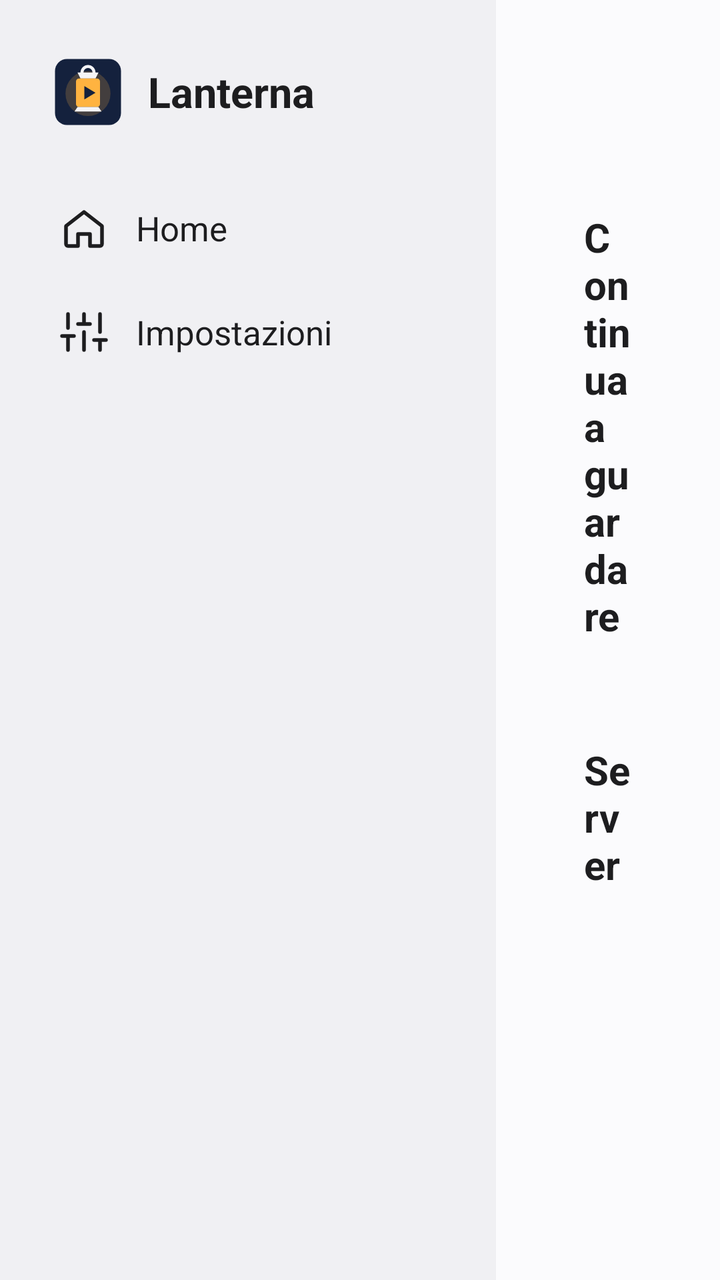
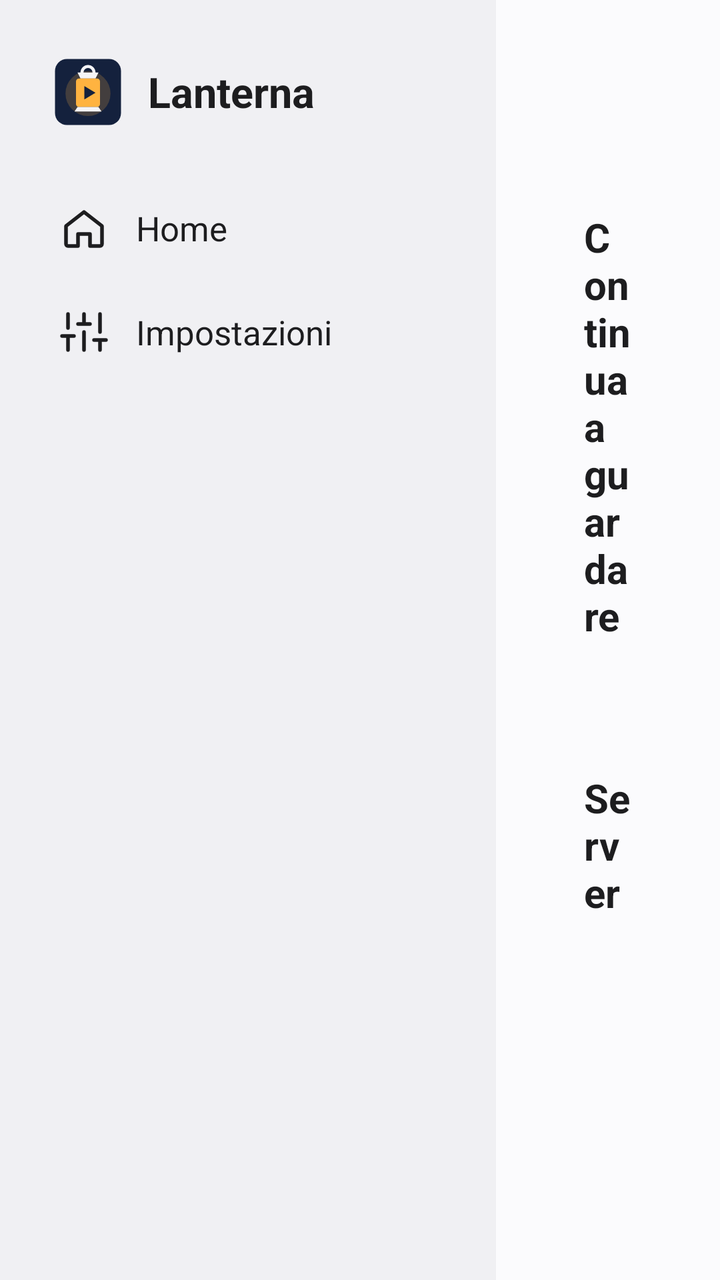

Two renders of the same Android screen: before a commit and after it. Below are the layout's source before the change and the commit's diff.
<!-- AndroidManifest.xml: application theme Theme.Lanterna -->
<!-- res/layout/activity_main.xml -->
<?xml version="1.0" encoding="utf-8"?>
<LinearLayout xmlns:android="http://schemas.android.com/apk/res/android"
    android:layout_width="match_parent"
    android:layout_height="match_parent"
    android:background="@color/bg"
    android:orientation="horizontal">

    <LinearLayout
        android:id="@+id/nav"
        android:layout_width="248dp"
        android:layout_height="match_parent"
        android:background="@color/sidebar"
        android:orientation="vertical"
        android:paddingStart="16dp"
        android:paddingTop="28dp"
        android:paddingEnd="16dp"
        android:paddingBottom="20dp">

        <LinearLayout
            android:layout_width="match_parent"
            android:layout_height="wrap_content"
            android:gravity="center_vertical"
            android:orientation="horizontal"
            android:paddingStart="10dp"
            android:paddingBottom="26dp">

            <ImageView
                android:layout_width="36dp"
                android:layout_height="36dp"
                android:contentDescription="@null"
                android:src="@drawable/ic_launcher" />

            <TextView
                android:layout_width="wrap_content"
                android:layout_height="wrap_content"
                android:layout_marginStart="12dp"
                android:text="@string/app_name"
                android:textColor="@color/text"
                android:textSize="21sp"
                android:textStyle="bold" />
        </LinearLayout>

        <TextView
            android:id="@+id/nav_home"
            style="@style/NavItem"
            android:drawableStart="@drawable/ic_home"
            android:text="Home" />

        <TextView
            android:id="@+id/nav_settings"
            style="@style/NavItem"
            android:drawableStart="@drawable/ic_settings"
            android:text="Impostazioni" />

        <View
            android:layout_width="match_parent"
            android:layout_height="0dp"
            android:layout_weight="1" />

        <TextView
            android:id="@+id/version"
            android:layout_width="wrap_content"
            android:layout_height="wrap_content"
            android:paddingStart="14dp"
            android:textColor="@color/text_dim"
            android:textSize="13sp" />
    </LinearLayout>

    <FrameLayout
        android:layout_width="0dp"
        android:layout_height="match_parent"
        android:layout_weight="1">

        <ScrollView
            android:id="@+id/home_page"
            android:layout_width="match_parent"
            android:layout_height="match_parent"
            android:clipChildren="false"
            android:fillViewport="true">

            <LinearLayout
                android:layout_width="match_parent"
                android:layout_height="wrap_content"
                android:clipChildren="false"
                android:orientation="vertical"
                android:paddingStart="44dp"
                android:paddingTop="34dp"
                android:paddingEnd="44dp"
                android:paddingBottom="34dp">

                <TextView
                    android:id="@+id/greeting"
                    android:layout_width="wrap_content"
                    android:layout_height="wrap_content"
                    android:textColor="@color/text"
                    android:textSize="32sp"
                    android:textStyle="bold" />

                <TextView
                    android:id="@+id/update_banner"
                    android:layout_width="wrap_content"
                    android:layout_height="wrap_content"
                    android:layout_marginTop="16dp"
                    android:background="@drawable/banner_bg"
                    android:clickable="true"
                    android:drawableStart="@drawable/ic_update"
                    android:drawablePadding="10dp"
                    android:drawableTint="#FFFFFFFF"
                    android:focusable="true"
                    android:gravity="center_vertical"
                    android:paddingStart="16dp"
                    android:paddingTop="10dp"
                    android:paddingEnd="18dp"
                    android:paddingBottom="10dp"
                    android:textColor="#FFFFFFFF"
                    android:textSize="16sp"
                    android:visibility="gone" />

                <TextView
                    android:id="@+id/continue_label"
                    style="@style/SectionTitle"
                    android:text="Continua a guardare" />

                <androidx.recyclerview.widget.RecyclerView
                    android:id="@+id/continue_list"
                    android:layout_width="match_parent"
                    android:layout_height="wrap_content"
                    android:clipChildren="false"
                    android:clipToPadding="false"
                    android:paddingTop="14dp"
                    android:paddingBottom="8dp" />

                <TextView
                    style="@style/SectionTitle"
                    android:text="Server" />

                <androidx.recyclerview.widget.RecyclerView
                    android:id="@+id/server_list"
                    android:layout_width="match_parent"
                    android:layout_height="wrap_content"
                    android:clipChildren="false"
                    android:clipToPadding="false"
                    android:paddingTop="14dp"
                    android:paddingBottom="8dp" />
            </LinearLayout>
        </ScrollView>

        <LinearLayout
            android:id="@+id/settings_page"
            android:layout_width="match_parent"
            android:layout_height="match_parent"
            android:orientation="vertical"
            android:paddingStart="44dp"
            android:paddingTop="34dp"
            android:paddingEnd="44dp"
            android:visibility="gone">

            <TextView
                android:layout_width="wrap_content"
                android:layout_height="wrap_content"
                android:layout_marginBottom="18dp"
                android:text="Impostazioni"
                android:textColor="@color/text"
                android:textSize="32sp"
                android:textStyle="bold" />

            <androidx.recyclerview.widget.RecyclerView
                android:id="@+id/settings_list"
                android:layout_width="match_parent"
                android:layout_height="match_parent"
                android:clipToPadding="false"
                android:paddingBottom="24dp" />
        </LinearLayout>
    </FrameLayout>
</LinearLayout>
<!-- resources referenced by this layout -->
<resources>
  <color name="bg">#FFFBFBFD</color>
  <color name="sidebar">#FFF0F0F3</color>
  <color name="text">#FF1D1D1F</color>
  <color name="text_dim">#FF6E6E73</color>
  <!-- drawable banner_bg (drawable) -->
  <?xml version="1.0" encoding="utf-8"?>
  <selector xmlns:android="http://schemas.android.com/apk/res/android">
      <item android:state_focused="true"><shape><solid android:color="@color/accent" /><stroke android:width="3dp" android:color="@color/text" /><corners android:radius="12dp" /></shape></item>
      <item><shape><solid android:color="@color/accent" /><corners android:radius="12dp" /></shape></item>
  </selector>
  <!-- drawable ic_home (drawable) -->
  <?xml version="1.0" encoding="utf-8"?>
  <vector xmlns:android="http://schemas.android.com/apk/res/android" android:width="24dp" android:height="24dp" android:viewportWidth="24" android:viewportHeight="24">
      <path android:fillColor="#00000000" android:strokeColor="#FFFFFFFF" android:strokeWidth="1.8" android:strokeLineCap="round" android:strokeLineJoin="round" android:pathData="M3,11l9,-7 9,7v9a1,1 0 0,1 -1,1h-5v-6H9v6H4a1,1 0 0,1 -1,-1z" />
  </vector>
  <!-- drawable ic_settings (drawable) -->
  <?xml version="1.0" encoding="utf-8"?>
  <vector xmlns:android="http://schemas.android.com/apk/res/android" android:width="24dp" android:height="24dp" android:viewportWidth="24" android:viewportHeight="24">
      <path android:fillColor="#00000000" android:strokeColor="#FFFFFFFF" android:strokeWidth="1.8" android:strokeLineCap="round" android:strokeLineJoin="round" android:pathData="M4,21v-7M4,10V3M12,21v-9M12,8V3M20,21v-5M20,12V3M1,14h6M9,8h6M17,16h6" />
  </vector>
  <!-- drawable ic_update (drawable) -->
  <?xml version="1.0" encoding="utf-8"?>
  <vector xmlns:android="http://schemas.android.com/apk/res/android" android:width="24dp" android:height="24dp" android:viewportWidth="24" android:viewportHeight="24">
      <path android:fillColor="#00000000" android:strokeColor="#FFFFFFFF" android:strokeWidth="1.8" android:strokeLineCap="round" android:strokeLineJoin="round" android:pathData="M12,4v11M7,10l5,5 5,-5M5,20h14" />
  </vector>
  <string name="app_name">Lanterna</string>
  <style name="SectionTitle">
          <item name="android:layout_width">wrap_content</item>
          <item name="android:layout_height">wrap_content</item>
          <item name="android:layout_marginTop">28dp</item>
          <item name="android:textColor">@color/text</item>
          <item name="android:textSize">20sp</item>
          <item name="android:textStyle">bold</item>
      </style>
  <style name="Theme.Lanterna" parent="Theme.AppCompat.DayNight.NoActionBar">
          <item name="android:windowBackground">@color/bg</item>
          <item name="colorPrimary">@color/accent</item>
          <item name="colorAccent">@color/accent</item>
          <item name="android:statusBarColor">@color/bg</item>
      </style>
  <color name="accent">#FF0A6CFF</color>
  <!-- drawable nav_item_bg (drawable) -->
  <?xml version="1.0" encoding="utf-8"?>
  <selector xmlns:android="http://schemas.android.com/apk/res/android">
      <item android:state_focused="true"><shape><solid android:color="@color/focus_bg" /><stroke android:width="2dp" android:color="@color/accent" /><corners android:radius="10dp" /></shape></item>
      <item android:state_selected="true"><shape><solid android:color="@color/surface2" /><corners android:radius="10dp" /></shape></item>
      <item><shape><solid android:color="@android:color/transparent" /><corners android:radius="10dp" /></shape></item>
  </selector>
  <color name="focus_bg">#FFEAF2FF</color>
  <color name="surface2">#FFF2F2F5</color>
  <!-- unchanged entries left out for length: 2 -->
</resources>

<!-- the commit's change to res/layout/activity_main.xml (unified diff, before → after) -->
@@ -69,19 +69,22 @@
     <FrameLayout
         android:layout_width="0dp"
         android:layout_height="match_parent"
-        android:layout_weight="1">
+        android:layout_weight="1"
+        android:clipChildren="false">
 
         <ScrollView
             android:id="@+id/home_page"
             android:layout_width="match_parent"
             android:layout_height="match_parent"
             android:clipChildren="false"
+            android:clipToPadding="false"
             android:fillViewport="true">
 
             <LinearLayout
                 android:layout_width="match_parent"
                 android:layout_height="wrap_content"
                 android:clipChildren="false"
+                android:clipToPadding="false"
                 android:orientation="vertical"
                 android:paddingStart="44dp"
                 android:paddingTop="34dp"
@@ -125,10 +128,14 @@
                     android:id="@+id/continue_list"
                     android:layout_width="match_parent"
                     android:layout_height="wrap_content"
+                    android:layout_marginStart="-16dp"
+                    android:layout_marginEnd="-16dp"
                     android:clipChildren="false"
                     android:clipToPadding="false"
-                    android:paddingTop="14dp"
-                    android:paddingBottom="8dp" />
+                    android:paddingStart="16dp"
+                    android:paddingTop="18dp"
+                    android:paddingEnd="16dp"
+                    android:paddingBottom="18dp" />
 
                 <TextView
                     style="@style/SectionTitle"
@@ -138,10 +145,14 @@
                     android:id="@+id/server_list"
                     android:layout_width="match_parent"
                     android:layout_height="wrap_content"
+                    android:layout_marginStart="-16dp"
+                    android:layout_marginEnd="-16dp"
                     android:clipChildren="false"
                     android:clipToPadding="false"
-                    android:paddingTop="14dp"
-                    android:paddingBottom="8dp" />
+                    android:paddingStart="16dp"
+                    android:paddingTop="18dp"
+                    android:paddingEnd="16dp"
+                    android:paddingBottom="18dp" />
             </LinearLayout>
         </ScrollView>
 
